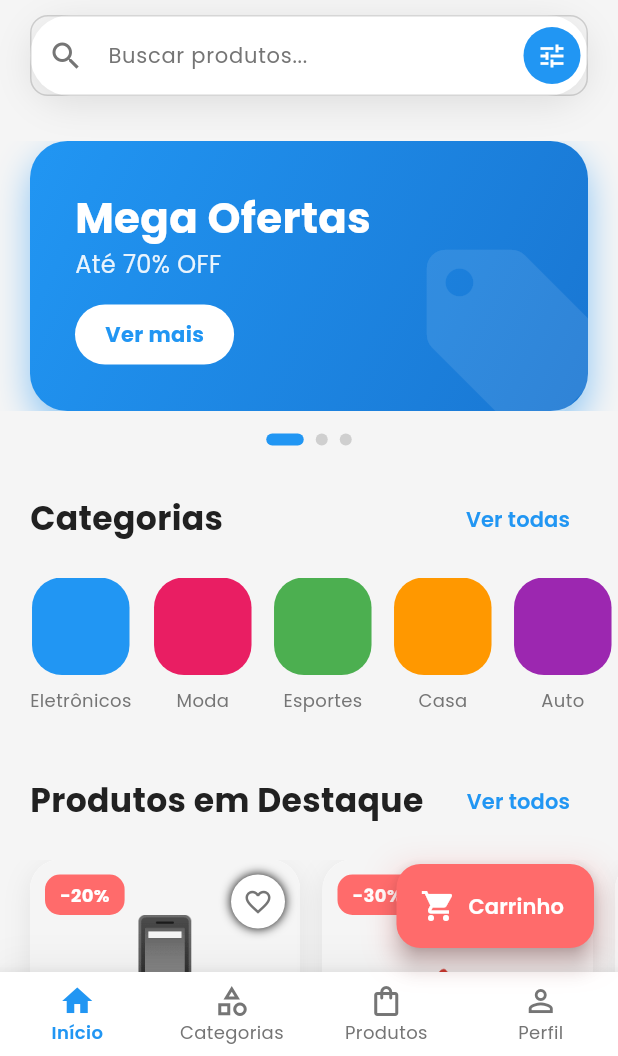
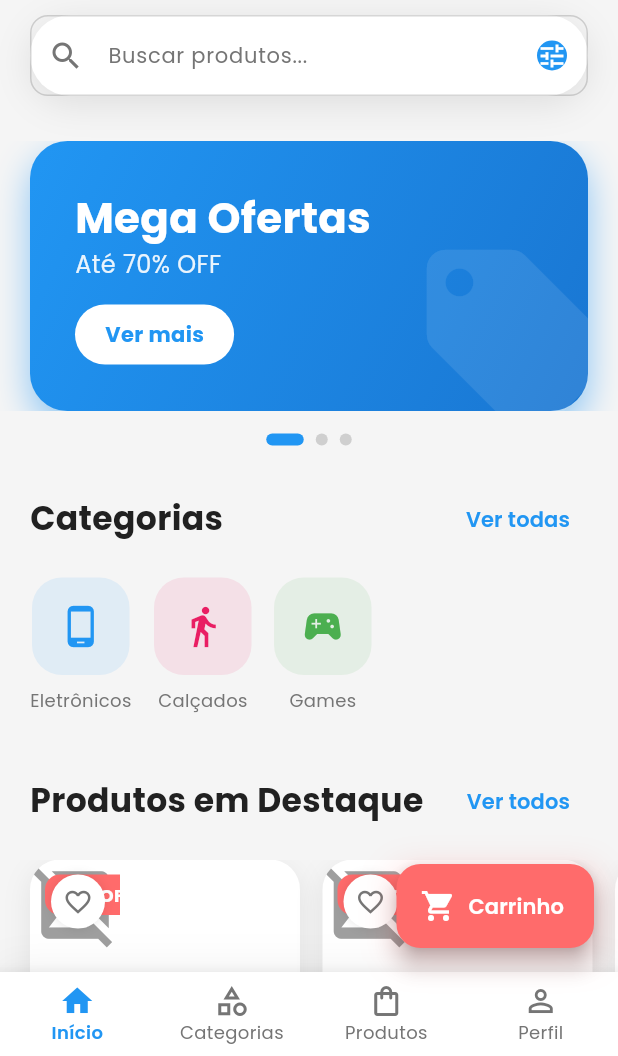
Before and after one commit to GOA03/DevShop, a Flutter app: the screen it shows after launch, on a phone screen of 412 x 824 dp, the part 180-1236 px from its top. Run offline on Flutter 3.47's test engine with Material 3 defaults, Android fonts, the light colour scheme and no system bars; our stand-ins replace get, google_fonts; network calls fail.

Commit message:
refactor(home): migrate to GetX for state management

```diff
--- a/lib/models/product_model.dart
+++ b/lib/models/product_model.dart
@@ -73,7 +73,7 @@ final List<Product> mockProducts = [
     description: 'O iPhone mais avançado com chip A17 Pro, câmera de 48MP e design em titânio.',
     price: 8999.00,
     oldPrice: 10999.00,
-    imageUrl: 'https://via.placeholder.com/300x300/007AFF/FFFFFF?text=iPhone+15',
+    imageUrl: 'https://www.iplace.com.br/ccstore/v1/images/?source=/file/v4646906197499842063/products/227963.00.638534292822145682-apple-iphone-15-128gb-preto-mtp03br-a.jpg&height=470&width=470&height=470&width=470&quality=0.8',
     category: 'Eletrônicos',
     rating: 4.8,
     reviewCount: 2342,
@@ -86,7 +86,7 @@ final List<Product> mockProducts = [
     description: 'MacBook Pro com chip M3, tela Liquid Retina XDR e até 22h de bateria.',
     price: 12499.00,
     oldPrice: 14999.00,
-    imageUrl: 'https://via.placeholder.com/300x300/333333/FFFFFF?text=MacBook+Pro',
+    imageUrl: 'https://cdsassets.apple.com/live/7WUAS350/images/tech-specs/mbp14-silver2.png',
     category: 'Eletrônicos',
     rating: 4.9,
     reviewCount: 1523,
@@ -98,7 +98,7 @@ final List<Product> mockProducts = [
     name: 'AirPods Pro 2',
     description: 'Cancelamento de ruído ativo, áudio espacial personalizado e case com alto-falante.',
     price: 1899.00,
-    imageUrl: 'https://via.placeholder.com/300x300/F5F5F7/000000?text=AirPods+Pro',
+    imageUrl: 'https://sm.pcmag.com/t/pcmag_me/review/a/apple-airp/apple-airpods-pro-2_6x5k.1920.jpg',
     category: 'Eletrônicos',
     rating: 4.7,
     reviewCount: 5421,
@@ -110,7 +110,7 @@ final List<Product> mockProducts = [
     description: 'Tênis esportivo com tecnologia Air Max para máximo conforto e estilo.',
     price: 799.90,
     oldPrice: 999.90,
-    imageUrl: 'https://via.placeholder.com/300x300/E53935/FFFFFF?text=Nike+Air+Max',
+    imageUrl: 'https://espacotenis.vteximg.com.br/arquivos/ids/174739-442-442/WhatsApp-Image-2024-02-06-at-11.24.11.jpg?v=638428267197800000',
     category: 'Calçados',
     rating: 4.6,
     reviewCount: 892,
@@ -123,7 +123,7 @@ final List<Product> mockProducts = [
     description: 'Smartphone com S Pen integrada, câmera de 200MP e tela AMOLED 2X.',
     price: 6999.00,
     oldPrice: 8499.00,
-    imageUrl: 'https://via.placeholder.com/300x300/1565C0/FFFFFF?text=Galaxy+S24',
+    imageUrl: 'https://a-static.mlcdn.com.br/800x560/smartphone-samsung-galaxy-s24-62-galaxy-ai-256gb-cinza-5g-8gb-ram-cam-tripla-50mp-selfie-12mp-bateria-4000mah-dual-chip/magazineluiza/238094500/000089d5674d9140576c8efe430e0e71.jpg',
     category: 'Eletrônicos',
     rating: 4.7,
     reviewCount: 1832,
@@ -132,10 +132,10 @@ final List<Product> mockProducts = [
   ),
   Product(
     id: '6',
-    name: 'iPad Pro 12.9"',
+    name: 'iPad Pro 12.9',
     description: 'iPad mais poderoso com chip M2, tela Liquid Retina XDR e suporte para Apple Pencil.',
     price: 9299.00,
-    imageUrl: 'https://via.placeholder.com/300x300/757575/FFFFFF?text=iPad+Pro',
+    imageUrl: 'https://m.media-amazon.com/images/I/61sEJ2+OAbL._AC_SX679_.jpg',
     category: 'Eletrônicos',
     rating: 4.8,
     reviewCount: 743,
@@ -147,7 +147,7 @@ final List<Product> mockProducts = [
     description: 'Console de última geração com SSD ultra-rápido e gráficos 4K.',
     price: 3899.00,
     oldPrice: 4499.00,
-    imageUrl: 'https://via.placeholder.com/300x300/003791/FFFFFF?text=PS5',
+    imageUrl: 'https://m.media-amazon.com/images/I/51dfg52K-cL._AC_SL1500_.jpg',
     category: 'Games',
     rating: 4.9,
     reviewCount: 3892,
@@ -159,7 +159,7 @@ final List<Product> mockProducts = [
     name: 'Adidas Ultraboost 23',
     description: 'Tênis de corrida com tecnologia Boost para retorno de energia.',
     price: 899.90,
-    imageUrl: 'https://via.placeholder.com/300x300/000000/FFFFFF?text=Adidas+Ultraboost',
+    imageUrl: 'https://static.clube.netshoes.com.br/produtos/tenis-adidas-ultraboost-23-feminino/26/FB8-4374-026/FB8-4374-026_zoom1.jpg?ts=1704276437&ims=1088x',
     category: 'Calçados',
     rating: 4.5,
     reviewCount: 621,
--- a/lib/views/home/home_screen.dart
+++ b/lib/views/home/home_screen.dart
@@ -1,5 +1,8 @@
 import 'package:flutter/material.dart';
+import 'package:get/get.dart';
 import 'package:google_fonts/google_fonts.dart';
+
+import '../../controllers/product_controller.dart';
 import '../../core/constants/colors.dart';
 import '../../core/constants/strings.dart';
 import '../products/products_list_screen.dart';
@@ -18,6 +21,8 @@ class _HomeScreenState extends State<HomeScreen> with SingleTickerProviderStateM
   late Animation<double> _fadeAnimation;
   final PageController _pageController = PageController();
   int _currentPage = 0;
+
+  final ProductController productController = Get.put(ProductController());
 
   @override
   void initState() {
@@ -199,6 +204,7 @@ class _HomeScreenState extends State<HomeScreen> with SingleTickerProviderStateM
           ],
         ),
         child: TextField(
+          onChanged: productController.search,
           decoration: InputDecoration(
             hintText: 'Buscar produtos...',
             hintStyle: GoogleFonts.poppins(
@@ -206,13 +212,16 @@ class _HomeScreenState extends State<HomeScreen> with SingleTickerProviderStateM
               fontSize: 14,
             ),
             prefixIcon: const Icon(Icons.search, color: AppColors.textSecondary),
-            suffixIcon: Container(
+            suffixIcon: IconButton(
+              onPressed: () => _showFilterBottomSheet(context),
+              icon: Container(
                 margin: const EdgeInsets.all(5),
                 decoration: BoxDecoration(
                   color: AppColors.primary,
                   borderRadius: BorderRadius.circular(25),
                 ),
                 child: const Icon(Icons.tune, color: Colors.white, size: 20),
+              ),
             ),
             border: InputBorder.none,
             contentPadding: const EdgeInsets.symmetric(horizontal: 20, vertical: 15),
@@ -349,9 +358,7 @@ class _HomeScreenState extends State<HomeScreen> with SingleTickerProviderStateM
               width: _currentPage == index ? 25 : 8,
               height: 8,
               decoration: BoxDecoration(
-                color: _currentPage == index
-                    ? AppColors.primary
-                    : AppColors.textSecondary.withAlpha(76),
+                color: _currentPage == index ? AppColors.primary : AppColors.textSecondary.withAlpha(76),
                 borderRadius: BorderRadius.circular(4),
               ),
             ),
@@ -362,14 +369,14 @@ class _HomeScreenState extends State<HomeScreen> with SingleTickerProviderStateM
   }
 
   Widget _buildCategories() {
-    final categories = [
-      {'icon': Icons.phone_android, 'name': 'Eletrônicos', 'color': Colors.blue},
-      {'icon': Icons.checkroom, 'name': 'Moda', 'color': Colors.pink},
-      {'icon': Icons.sports_soccer, 'name': 'Esportes', 'color': Colors.green},
-      {'icon': Icons.home, 'name': 'Casa', 'color': Colors.orange},
-      {'icon': Icons.directions_car, 'name': 'Auto', 'color': Colors.purple},
-      {'icon': Icons.book, 'name': 'Livros', 'color': Colors.teal},
-    ];
+    final Map<String, Map<String, dynamic>> categoryStyles = {
+      'Eletrônicos': {'icon': Icons.phone_android, 'color': Colors.blue},
+      'Calçados': {'icon': Icons.directions_walk, 'color': Colors.pink},
+      'Games': {'icon': Icons.sports_esports, 'color': Colors.green},
+      'Moda': {'icon': Icons.checkroom, 'color': Colors.purple},
+      'Esportes': {'icon': Icons.sports_soccer, 'color': Colors.orange},
+    };
+    const defaultStyle = {'icon': Icons.category, 'color': Colors.grey};
 
     return Column(
       crossAxisAlignment: CrossAxisAlignment.start,
@@ -406,36 +413,55 @@ class _HomeScreenState extends State<HomeScreen> with SingleTickerProviderStateM
           child: ListView.builder(
             scrollDirection: Axis.horizontal,
             padding: const EdgeInsets.symmetric(horizontal: 20),
-            itemCount: categories.length,
+            itemCount: productController.availableCategories.length,
             itemBuilder: (context, index) {
-              final category = categories[index];
+              final categoryName = productController.availableCategories[index];
+              final style = categoryStyles[categoryName] ?? defaultStyle;
+
+              return Obx(
+                    () {
+                  final isSelected = productController.selectedCategories.contains(categoryName);
                   return Container(
                     margin: const EdgeInsets.only(right: 15),
+                    child: GestureDetector(
+                      onTap: () {
+                        productController.toggleCategory(categoryName);
+                      },
                       child: Column(
                         children: [
-                    Container(
+                          AnimatedContainer(
+                            duration: const Duration(milliseconds: 200),
                             width: 65,
                             height: 65,
                             decoration: BoxDecoration(
-                        color: (category['color'] as Color)..withAlpha(25),
+                              color: isSelected
+                                  ? (style['color'] as Color)
+                                  : (style['color'] as Color).withAlpha(25),
                               borderRadius: BorderRadius.circular(20),
+                              border: isSelected
+                                  ? Border.all(color: style['color'] as Color, width: 2)
+                                  : null,
                             ),
                             child: Icon(
-                        category['icon'] as IconData,
-                        color: category['color'] as Color,
+                              style['icon'] as IconData,
+                              color: isSelected ? Colors.white : (style['color'] as Color),
                               size: 30,
                             ),
                           ),
                           const SizedBox(height: 8),
                           Text(
-                      category['name'] as String,
+                            categoryName,
                             style: GoogleFonts.poppins(
                               fontSize: 12,
-                        color: AppColors.textSecondary,
+                              fontWeight: isSelected ? FontWeight.bold : FontWeight.normal,
+                              color: isSelected ? AppColors.primary : AppColors.textSecondary,
                             ),
                           ),
                         ],
                       ),
+                    ),
+                  );
+                },
               );
             },
           ),
@@ -445,33 +471,6 @@ class _HomeScreenState extends State<HomeScreen> with SingleTickerProviderStateM
   }
 
   Widget _buildFeaturedProducts() {
-    final products = [
-      {
-        'name': 'iPhone 15 Pro',
-        'price': 'R\$ 7.999',
-        'oldPrice': 'R\$ 9.999',
-        'discount': '-20%',
-        'rating': 4.8,
-        'image': '📱',
-      },
-      {
-        'name': 'Nike Air Max',
-        'price': 'R\$ 499',
-        'oldPrice': 'R\$ 699',
-        'discount': '-30%',
-        'rating': 4.6,
-        'image': '👟',
-      },
-      {
-        'name': 'MacBook Pro',
-        'price': 'R\$ 12.999',
-        'oldPrice': 'R\$ 14.999',
-        'discount': '-15%',
-        'rating': 4.9,
-        'image': '💻',
-      },
-    ];
-
     return Column(
       crossAxisAlignment: CrossAxisAlignment.start,
       children: [
@@ -509,12 +508,14 @@ class _HomeScreenState extends State<HomeScreen> with SingleTickerProviderStateM
         const SizedBox(height: 15),
         SizedBox(
           height: 280,
-          child: ListView.builder(
+          // Obx observa a lista de produtos do controller e reconstrói a lista na tela sempre que ela for alterada.
+          child: Obx(
+                () => ListView.builder(
               scrollDirection: Axis.horizontal,
               padding: const EdgeInsets.symmetric(horizontal: 20),
-            itemCount: products.length,
+              itemCount: productController.filteredProducts.length,
               itemBuilder: (context, index) {
-              final product = products[index];
+                final product = productController.filteredProducts[index];
                 return Container(
                   width: 180,
                   margin: const EdgeInsets.only(right: 15),
@@ -532,45 +533,42 @@ class _HomeScreenState extends State<HomeScreen> with SingleTickerProviderStateM
                   child: Column(
                     crossAxisAlignment: CrossAxisAlignment.start,
                     children: [
-                    // Produto com badge de desconto
                       Stack(
                         children: [
-                        Container(
-                          height: 140,
-                          decoration: BoxDecoration(
-                            color: Colors.grey[100],
+                          ClipRRect( // Adicionado para cortar a imagem com as bordas arredondadas
                             borderRadius: const BorderRadius.vertical(
                               top: Radius.circular(20),
                             ),
-                          ),
-                          child: Center(
-                            child: Text(
-                              product['image'] as String,
-                              style: const TextStyle(fontSize: 60),
-                            ),
+                            child: Image.network(
+                              product.imageUrl,
+                              height: 140,
+                              width: double.maxFinite,
+                              fit: BoxFit.cover,
+                              errorBuilder: (context, error, stackTrace) {
+                                return const Icon(Icons.image_not_supported, size: 60, color: Colors.grey);
+                              },
                             ),
                           ),
                           Positioned(
                             top: 10,
                             left: 10,
-                          child: Container(
-                            padding: const EdgeInsets.symmetric(
-                              horizontal: 10,
-                              vertical: 5,
-                            ),
+                            child: product.isOnSale
+                                ? Container(
+                              padding: const EdgeInsets.symmetric(horizontal: 10, vertical: 5),
                               decoration: BoxDecoration(
                                 color: AppColors.secondary,
                                 borderRadius: BorderRadius.circular(10),
                               ),
                               child: Text(
-                              product['discount'] as String,
+                                '${product.discountPercentage.toStringAsFixed(0)}% OFF',
                                 style: GoogleFonts.poppins(
                                   color: Colors.white,
                                   fontWeight: FontWeight.bold,
                                   fontSize: 12,
                                 ),
                               ),
-                          ),
+                            )
+                                : const SizedBox.shrink(),
                           ),
                           Positioned(
                             top: 10,
@@ -582,7 +580,7 @@ class _HomeScreenState extends State<HomeScreen> with SingleTickerProviderStateM
                                 shape: BoxShape.circle,
                                 boxShadow: [
                                   BoxShadow(
-                                  color: Colors.black..withAlpha(25),
+                                    color: Colors.black.withAlpha(25),
                                     blurRadius: 5,
                                   ),
                                 ],
@@ -602,7 +600,9 @@ class _HomeScreenState extends State<HomeScreen> with SingleTickerProviderStateM
                           crossAxisAlignment: CrossAxisAlignment.start,
                           children: [
                             Text(
-                            product['name'] as String,
+                              product.name,
+                              maxLines: 1,
+                              overflow: TextOverflow.ellipsis,
                               style: GoogleFonts.poppins(
                                 fontSize: 16,
                                 fontWeight: FontWeight.w600,
@@ -612,14 +612,10 @@ class _HomeScreenState extends State<HomeScreen> with SingleTickerProviderStateM
                             const SizedBox(height: 5),
                             Row(
                               children: [
-                              const Icon(
-                                Icons.star,
-                                size: 16,
-                                color: Colors.amber,
-                              ),
+                                const Icon(Icons.star, size: 16, color: Colors.amber),
                                 const SizedBox(width: 4),
                                 Text(
-                                product['rating'].toString(),
+                                  product.rating.toString(),
                                   style: GoogleFonts.poppins(
                                     fontSize: 14,
                                     color: AppColors.textSecondary,
@@ -631,22 +627,24 @@ class _HomeScreenState extends State<HomeScreen> with SingleTickerProviderStateM
                             Row(
                               children: [
                                 Text(
-                                product['price'] as String,
+                                  'R\$ ${product.price.toStringAsFixed(2)}',
                                   style: GoogleFonts.poppins(
                                     fontSize: 18,
                                     fontWeight: FontWeight.bold,
                                     color: AppColors.primary,
                                   ),
                                 ),
+                                if (product.oldPrice != null) ...[
                                   const SizedBox(width: 8),
                                   Text(
-                                product['oldPrice'] as String,
+                                    'R\$ ${product.oldPrice!.toStringAsFixed(2)}',
                                     style: GoogleFonts.poppins(
                                       fontSize: 14,
                                       color: AppColors.textSecondary,
                                       decoration: TextDecoration.lineThrough,
                                     ),
                                   ),
+                                ],
                               ],
                             ),
                           ],
@@ -656,6 +654,7 @@ class _HomeScreenState extends State<HomeScreen> with SingleTickerProviderStateM
                   ),
                 );
               },
+            ),
           ),
         ),
       ],
@@ -856,4 +855,63 @@ class _HomeScreenState extends State<HomeScreen> with SingleTickerProviderStateM
       ),
     );
   }
+
+  // painel de filtros
+  void _showFilterBottomSheet(BuildContext context) {
+    Get.bottomSheet(
+      Container(
+        padding: const EdgeInsets.all(20),
+        decoration: const BoxDecoration(
+          color: Colors.white,
+          borderRadius: BorderRadius.only(
+            topLeft: Radius.circular(20),
+            topRight: Radius.circular(20),
+          ),
+        ),
+        child: SingleChildScrollView(
+          child: Column(
+            crossAxisAlignment: CrossAxisAlignment.start,
+            mainAxisSize: MainAxisSize.min,
+            children: [
+              Text('Ordenar por', style: GoogleFonts.poppins(fontSize: 18, fontWeight: FontWeight.bold)),
+              Obx(() => Column(
+                children: [
+                  RadioListTile<SortOption>(
+                    title: const Text('Preço: Menor para Maior'),
+                    value: SortOption.priceAsc,
+                    groupValue: productController.sortOption.value,
+                    onChanged: (val) => productController.setSortOption(val!),
+                  ),
+                  RadioListTile<SortOption>(
+                    title: const Text('Preço: Maior para Menor'),
+                    value: SortOption.priceDesc,
+                    groupValue: productController.sortOption.value,
+                    onChanged: (val) => productController.setSortOption(val!),
+                  ),
+                ],
+              )),
+              const Divider(),
+              Text('Categorias', style: GoogleFonts.poppins(fontSize: 18, fontWeight: FontWeight.bold)),
+              Obx(() => Wrap(
+                spacing: 8.0,
+                children: productController.availableCategories.map((category) {
+                  return FilterChip(
+                    label: Text(category),
+                    selected: productController.selectedCategories.contains(category),
+                    onSelected: (_) => productController.toggleCategory(category),
+                  );
+                }).toList(),
+              )),
+              const SizedBox(height: 20),
+              ElevatedButton(
+                onPressed: () => Get.back(),
+                child: const Text('Aplicar Filtros'),
+                style: ElevatedButton.styleFrom(minimumSize: const Size(double.infinity, 50)),
+              )
+            ],
+          ),
+        ),
+      ),
+    );
   }
+}
--- a/pubspec.yaml
+++ b/pubspec.yaml
@@ -31,6 +31,7 @@ dependencies:
   flutter:
     sdk: flutter
 
+  get: ^4.6.6
   # The following adds the Cupertino Icons font to your application.
   # Use with the CupertinoIcons class for iOS style icons.
   cupertino_icons: ^1.0.8
```
Also changed, not shown: lib/controllers/product_controller.dart (+81 -0 lines), pubspec.lock. Lines whose indentation alone changed are shown as unchanged.
